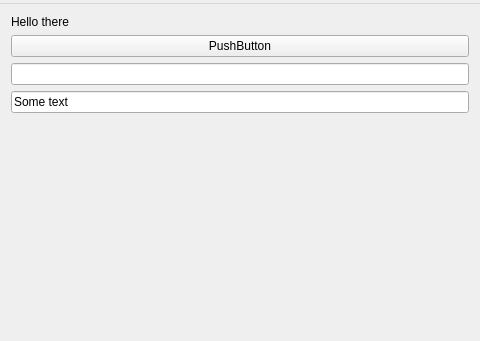
Above: example/mainwindow.ui from maemo-leste/qt-input-maemo before the change. Below: the same form after it.
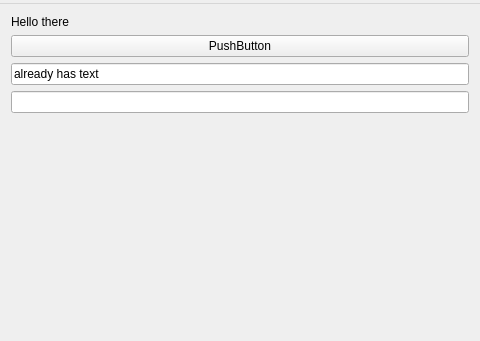
That is the form after the change.

Commit message: print skipped widget

What changed in the file:
```diff
--- a/example/mainwindow.ui
+++ b/example/mainwindow.ui
@@ -45,12 +45,16 @@
     <item row="3" column="0">
      <widget class="QLineEdit" name="line">
       <property name="text">
-       <string>Some text</string>
+       <string/>
       </property>
      </widget>
     </item>
     <item row="2" column="0">
-     <widget class="QLineEdit" name="lineEdit"/>
+     <widget class="QLineEdit" name="lineEdit">
+      <property name="text">
+       <string>already has text</string>
+      </property>
+     </widget>
     </item>
    </layout>
   </widget>
```
The commit also changes 1 other file.
